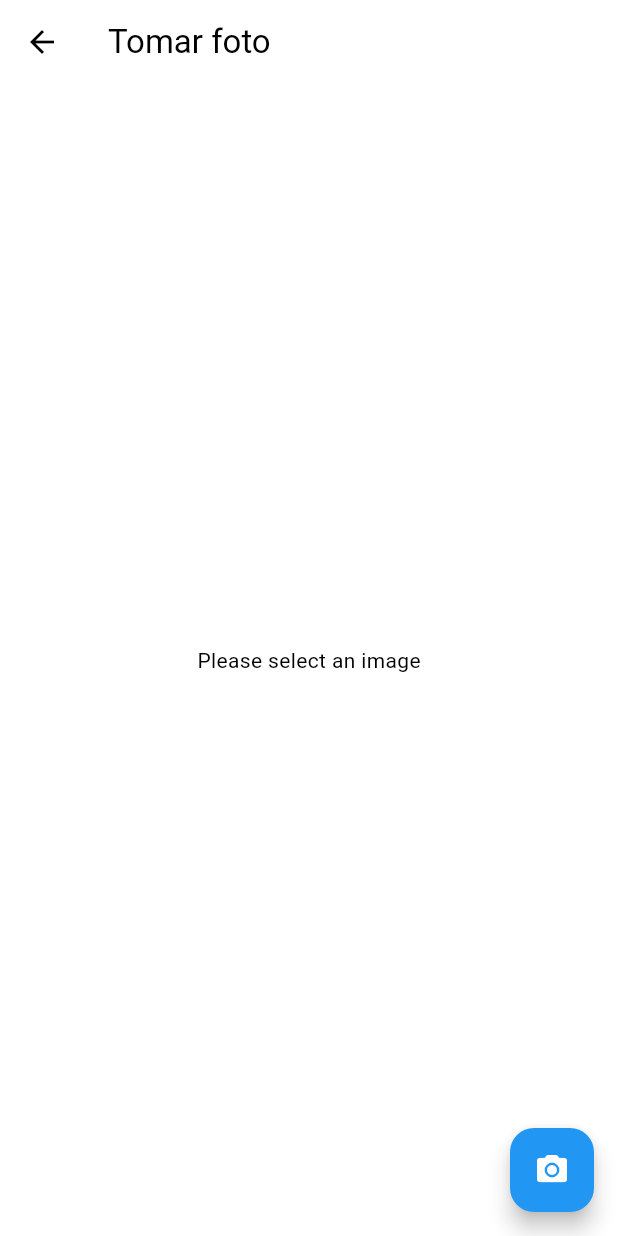
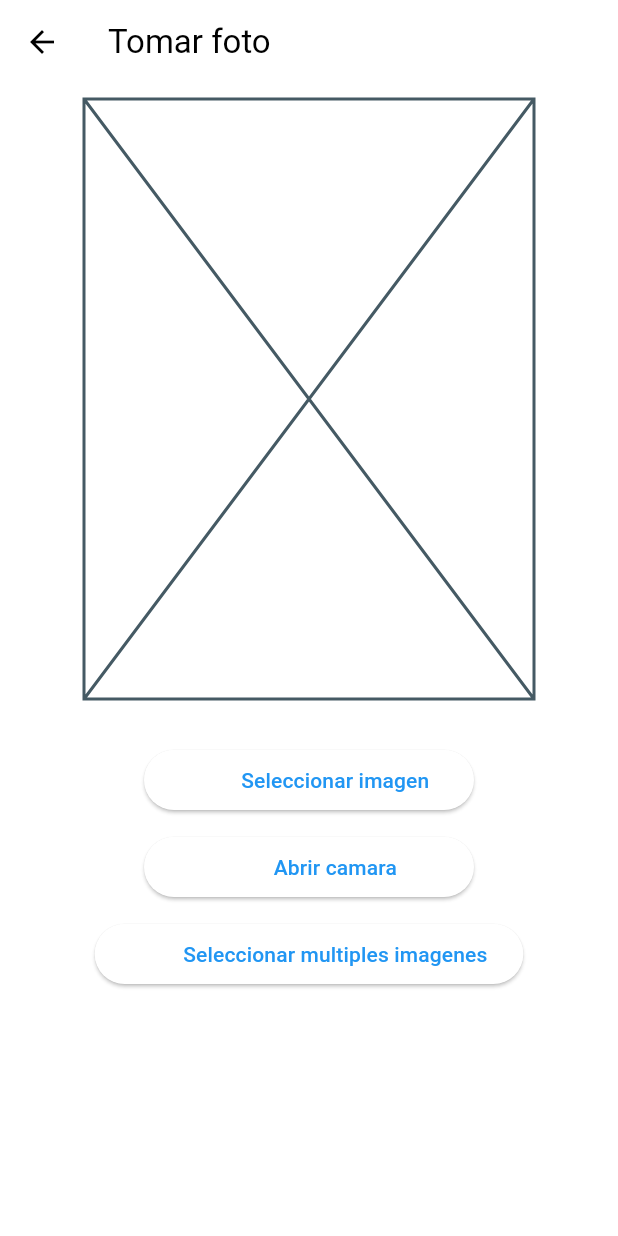
Before and after one commit to LuisFer27/app_test, a Flutter app: the screen it shows after launch, after a tap on "Tomar foto", on a phone screen of 412 x 824 dp. Run offline on Flutter 3.47's test engine with Material 2 defaults, Android fonts, the phone set to English and light mode, and no system bars; drawn by our look-alikes of dynamic_color; our stand-ins replace audioplayers, flutter_map, image_picker, latlong2, sqflite, video_player; missing offline and left inert: record; accounts and stored records are empty.

Commit message:
ya funciona correctamente la cámara y video y se ajusto el menu inicial para seleccionar las opciones se eliminaron los archivos innecesarios para su funcionamiento correcto

```diff
--- a/lib/controller/gelocalization_controller.dart
+++ /dev/null
@@ -1,2 +0,0 @@
-import 'package:flutter/material.dart';
-import'package:geolocator/geolocator.dart';
--- a/lib/home_screen.dart
+++ b/lib/home_screen.dart
@@ -17,6 +17,15 @@ class _MyHomePageState extends State<MyHomePage> {
   @override
   Widget build(BuildContext context) {
     return Scaffold(
+           appBar: AppBar(
+        backgroundColor: Theme.of(context).colorScheme.inversePrimary,
+        title:const Center(
+          child: Text(
+            'Aplicación de prueba',
+            textAlign: TextAlign.center,
+          ),
+        ),
+      ),
       body: Center(
         child: Container(
           margin: const EdgeInsets.all(40),
@@ -24,9 +33,6 @@ class _MyHomePageState extends State<MyHomePage> {
             mainAxisAlignment: MainAxisAlignment.center,
             crossAxisAlignment: CrossAxisAlignment.stretch,
             children: <Widget>[
-              const Text(
-                'Home',
-              ),
               MenuButton(
                   menuText: 'Grabar audio',
                   onTap: () => {
--- a/lib/profile/photo_screen.dart
+++ b/lib/profile/photo_screen.dart
@@ -13,80 +13,141 @@ class PhotoScreen extends StatefulWidget {
 }
 
 class _PhotoScreenState extends State<PhotoScreen> {
-  File? imageFile;
+  File? image;
+  List<XFile> multipleimage = [];
 
-
-
-Future<void> _showSelectionDialog(BuildContext context) {
-    return showDialog(
-        context: context,
-        builder: (BuildContext context) {
-          return AlertDialog(
-              title: const Text("From where do you want to take the photo?"),
-              content: SingleChildScrollView(
-                child: ListBody(
-                  children: <Widget>[
-                    GestureDetector(
-                      child: Text("Gallery"),
-                      onTap: () {
-                        _openGallery(context);
-                      },
-                    ),
-                    const Padding(padding: EdgeInsets.all(8.0)),
-                    GestureDetector(
-                      child: const Text("Camera"),
-                      onTap: () {
-                        _openCamera(context);
-                      },
-                    )
-                  ],
-                ),
-              ));
-        });
+  Future<void> pickimagefromgallery() async {
+    final imagepicked = await ImagePicker().pickImage(
+      source: ImageSource.gallery,
+    );
+    if (imagepicked != null) {
+      setState(() {
+        image = File(imagepicked.path);
+      });
+    }
   }
 
-void _openGallery(BuildContext context) async {
-     final ImagePicker _picker = ImagePicker();
- var picture = await _picker.pickImage(source: ImageSource.gallery);
-    setState(() {
-      imageFile = picture as File?;
-    });
-    Navigator.of(context).pop();
-  }
-void _openCamera(BuildContext context) async {
-  final ImagePicker _picker = ImagePicker();
-   final picture = await _picker.pickImage(source: ImageSource.camera);
-    setState(() {
-      imageFile = picture as File?;
-    });
-    Navigator.of(context).pop();
-  }
-Widget _setImageView() {
-    if (imageFile != null) {
-      return Image.file(imageFile!, width: 500, height: 500);
-    } else {
-      return Text("Please select an image");
+  Future<void> pickimagefromcamera() async {
+    final imagepicked =
+        await ImagePicker().pickImage(source: ImageSource.camera);
+    if (imagepicked != null) {
+      setState(() {
+        image = File(imagepicked.path);
+      });
     }
   }
+
+  Future<void> pickmultipleimage() async {
+    List<XFile> imagepicked = await ImagePicker().pickMultiImage();
+    setState(() {
+      multipleimage.addAll(imagepicked);
+    });
+  }
+
   @override
   Widget build(BuildContext context) {
-    return Scaffold(appBar: AppBar(
+  return Scaffold(
+   appBar: AppBar(
         backgroundColor: Theme.of(context).colorScheme.inversePrimary,
         title: Text(widget.title),
       ),
-      body: Center(
-        child: Column(
-          mainAxisAlignment: MainAxisAlignment.center,
-          children: <Widget>[
-            _setImageView()
+      body: SingleChildScrollView(
+        physics: const BouncingScrollPhysics(),
+        child: Center(
+            child: Column(
+          children: [
+            const SizedBox(
+              height: 10,
+            ),
+            image == null
+                ? const SizedBox(
+                    height: 400,
+                    width: 300,
+                    child: Placeholder(),
+                  )
+                : Image.file(
+                    image!,
+                    height: 400,
+                    width: 300,
+                    fit: BoxFit.contain,
+                  ),
+            const SizedBox(
+              height: 30,
+            ),
+            ElevatedButton.icon(
+                onPressed: () => pickimagefromgallery(),
+                style: const ButtonStyle(
+                    minimumSize: MaterialStatePropertyAll(Size(220, 40)),
+                ),
+                icon: const SizedBox.square(
+                  dimension: 35,
+
+                ),
+                label: const Text(
+                  'Seleccionar imagen',
+                  //style: TextStyle(fontWeight: FontWeight.bold, fontSize: 25),
+                )),
+            const SizedBox(
+              height: 10,
+            ),
+            ElevatedButton.icon(
+                onPressed: () => pickimagefromcamera(),
+                style: const ButtonStyle(
+                    minimumSize: MaterialStatePropertyAll(Size(220, 40)),
+                    ),
+                icon: const SizedBox.square(
+                  dimension: 35,
+
+                ),
+                label: const Text(
+                  'Abrir camara',
+                  //style: TextStyle(fontWeight: FontWeight.bold, fontSize: 25),
+                )),
+            const SizedBox(
+              height: 10,
+            ),
+            ElevatedButton.icon(
+                onPressed: () {
+                  multipleimage.removeRange(0, multipleimage.length);
+                  pickmultipleimage();
+                },
+                style: const ButtonStyle(
+                    minimumSize: MaterialStatePropertyAll(Size(220, 40)),
+                   ),
+                icon: const SizedBox.square(
+                  dimension: 35,
+                  //child: Image.asset('assets/multipleimage.png'),
+                ),
+                label: const Text(
+                  'Seleccionar multiples imagenes',
+                  //style: TextStyle(fontWeight: FontWeight.bold, fontSize: 25),
+                )),
+            const SizedBox(
+              height: 30,
+            ),
+            ConstrainedBox(
+              constraints: BoxConstraints(
+                  maxHeight: multipleimage.length * 420, maxWidth: 300),
+              child: ListView.builder(
+                  physics: const NeverScrollableScrollPhysics(),
+                  itemCount: multipleimage.length,
+                  itemBuilder: ((context, index) {
+                    return Column(
+                      children: [
+                        Image.file(
+                          File(multipleimage[index].path),
+                          height: 400,
+                          width: 300,
+                        ),
+                        const SizedBox(
+                          height: 10,
+                        )
+                      ],
+                    );
+                  })),
+            )
           ],
-        ),
-      ),
-      floatingActionButton: FloatingActionButton(
-        onPressed: () {
-          _showSelectionDialog(context);
-        },
-        child: const Icon(Icons.camera_alt),
+        )),
       ),
     );
   }
--- a/lib/record/record.dart
+++ b/lib/record/record.dart
@@ -89,7 +89,6 @@ class _RecordPageState extends State<RecordPage> {
             const SizedBox(
               height: 25,
             ),
-            // ignore: unnecessary_null_comparison
             if (!isRecording && audioPath != null)
               ElevatedButton(
                 onPressed: playRecording,
```
Also changed, not shown: lib/controller/profile_controller.dart (deleted, +0 -63 lines), lib/controller/video_controller.dart (deleted, +0 -50 lines), lib/video/video_record.dart (+111 -30 lines).
